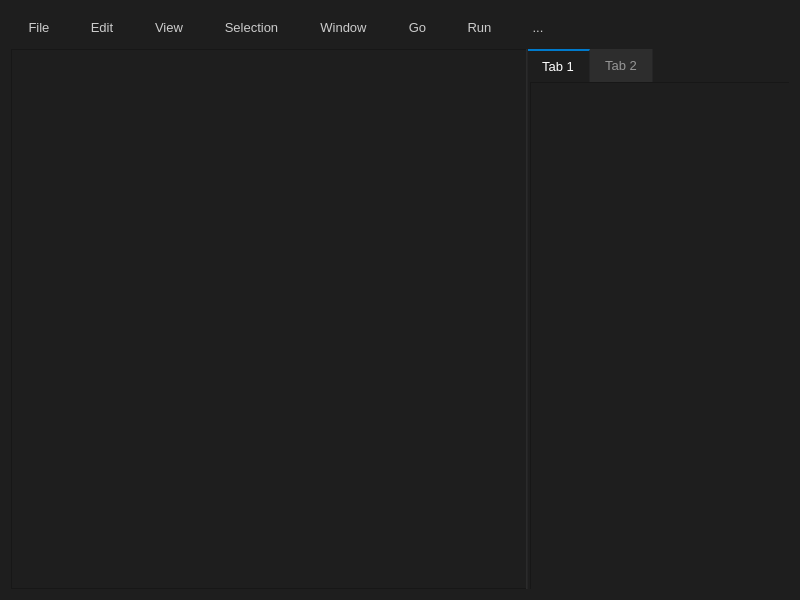
The window that Juan-Studio-Code/form.ui (JuanMontoya888/FP-Compilers-I-and-II) describes before a commit, drawn with Qt 5.
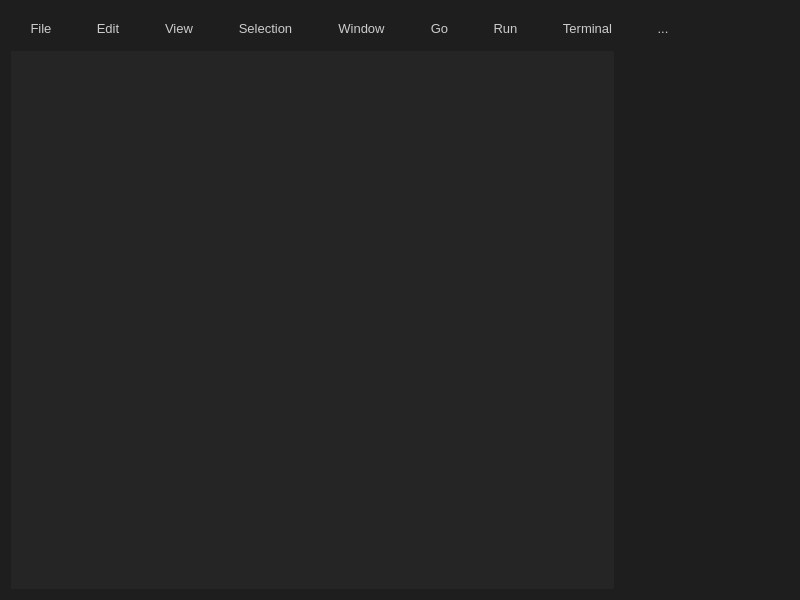
The same window after the commit.

Commit message: Terminal, shortcuts, code editor was added correctly

Diff of the .ui file:
```diff
--- a/Juan-Studio-Code/form.ui
+++ b/Juan-Studio-Code/form.ui
@@ -21,7 +21,7 @@
 QWidget {
     background-color: #1e1e1e;
     color: #cccccc;
-    font-family: &quot;Segoe UI&quot;, &quot;Consolas&quot;, sans-serif;
+    font-family: &quot;Segoe UI&quot;, &quot;San Francisco&quot;, sans-serif;
     font-size: 13px;
 }
 
@@ -30,56 +30,58 @@
     background-color: transparent;
     color: #cccccc;
     border: none;
-    padding: 5px 10px;
+    padding: 6px 12px;
     margin: 2px;
+    border-radius: 4px; /* Bordes redondeados sutiles */
 }
 
 QToolButton:hover {
     background-color: #3e3e42; /* Gris más claro al pasar el mouse */
-    border-radius: 4px;
     color: #ffffff;
 }
 
-/* --- ACTIVITY BAR (Extrema izquierda, si decides agregarla) --- */
-/* Asumiendo que le pones un objectName como 'activityBar' a su contenedor */
-#activityBar QToolButton {
-    padding: 10px;
-    margin: 0px;
-    border-radius: 0px;
-}
-#activityBar QToolButton:checked {
-    border-left: 2px solid #007acc; /* Línea azul de selección */
+/* Quita la flecha por defecto de los menús desplegables */
+QToolButton::menu-indicator {
+    image: none; 
 }
 
 /* --- SPLITTER (Divisor arrastrable) --- */
 QSplitter::handle {
     background-color: #1e1e1e;
+}
+/* Diferenciamos si arrastras vertical u horizontalmente */
+QSplitter::handle:horizontal {
     border-left: 1px solid #252526;
-    border-right: 1px solid #2b2b2b;
     width: 2px;
 }
+QSplitter::handle:vertical {
+    border-top: 1px solid #252526;
+    height: 2px;
+}
 QSplitter::handle:hover {
-    background-color: #007acc; /* Se ilumina de azul al intentar arrastrar */
+    background-color: #007acc; /* Azul VS Code al pasar el mouse */
 }
 
 /* --- BARRA LATERAL (Project Explorer) --- */
-QTreeWidget {
-    background-color: #252526;
+/* ¡CORREGIDO A QTreeView! */
+QTreeView {
+    background-color: #252526; /* Un tono ligeramente distinto al editor */
+    color: #cccccc;
     border: none;
-    padding-top: 5px;
-    outline: none; /* Quita el borde punteado al hacer clic */
+    outline: none; /* Quita el borde punteado horrible de Windows al hacer clic */
 }
 
-QTreeWidget::item {
+QTreeView::item {
     padding: 4px;
-    color: #cccccc;
+    border-radius: 3px;
 }
 
-QTreeWidget::item:hover {
+QTreeView::item:hover {
     background-color: #2a2d2e;
+    color: #ffffff;
 }
 
-QTreeWidget::item:selected {
+QTreeView::item:selected {
     background-color: #37373d;
     color: #ffffff;
 }
@@ -92,10 +94,10 @@
 
 QTabBar::tab {
     background-color: #2d2d2d;
-    color: #969696;
-    padding: 8px 15px;
+    color: #858585;
+    padding: 8px 20px;
     border: none;
-    border-right: 1px solid #252526;
+    border-right: 1px solid #1e1e1e; /* Separador entre pestañas */
 }
 
 QTabBar::tab:selected {
@@ -106,53 +108,54 @@
 
 QTabBar::tab:hover:!selected {
     background-color: #333333;
+    color: #cccccc;
 }
 
-/* --- EDITOR DE TEXTO --- */
+/* --- EDITOR DE CÓDIGO --- */
 QPlainTextEdit {
     background-color: #1e1e1e;
     color: #d4d4d4;
     font-family: &quot;Consolas&quot;, &quot;Courier New&quot;, monospace;
     font-size: 14px;
     border: none;
-    padding: 10px;
-    selection-background-color: #264f78; /* Color de selección de texto típico de VS Code */
+    padding: 5px;
+    selection-background-color: #264f78; /* Color azul transparente al seleccionar texto */
 }
 
-/* --- SCROLLBARS --- */
+/* --- SCROLLBARS NIVEL DIOS --- */
 QScrollBar:vertical, QScrollBar:horizontal {
     border: none;
-    background: #1e1e1e;
-    width: 14px;
-    height: 14px;
+    background: transparent; /* Fondo invisible */
+    width: 12px;
+    height: 12px;
+    margin: 0px;
 }
 
 QScrollBar::handle:vertical, QScrollBar::handle:horizontal {
     background: #424242;
-    border-radius: 7px;
+    border-radius: 5px; /* Scrollbars redondeados */
     min-height: 20px;
     min-width: 20px;
-    margin: 2px;
+    margin: 2px; /* Margen para que floten y no toquen el borde */
 }
 
 QScrollBar::handle:vertical:hover, QScrollBar::handle:horizontal:hover {
-    background: #4f4f4f; /* Se aclara ligeramente al pasar el mouse */
+    background: #4f4f4f; 
 }
 
+/* Ocultamos las flechitas de los extremos (nadie las usa en un IDE moderno) */
 QScrollBar::add-line, QScrollBar::sub-line {
     background: none;
     border: none;
+    height: 0px;
+    width: 0px;
+}
+QScrollBar::add-page, QScrollBar::sub-page {
+    background: none;
 }</string>
   </property>
   <layout class="QGridLayout" name="gridLayout_2">
-   <item row="0" column="6">
-    <widget class="QToolButton" name="runButton">
-     <property name="text">
-      <string>Run</string>
-     </property>
-    </widget>
-   </item>
-   <item row="1" column="0" colspan="11">
+   <item row="1" column="0" colspan="12">
     <widget class="QSplitter" name="splitter">
      <property name="orientation">
       <enum>Qt::Orientation::Horizontal</enum>
@@ -167,51 +170,11 @@
      </widget>
      <widget class="QTabWidget" name="tabWidget">
       <property name="currentIndex">
-       <number>0</number>
+       <number>-1</number>
       </property>
-      <widget class="QWidget" name="tab">
-       <attribute name="title">
-        <string>Tab 1</string>
-       </attribute>
-       <widget class="QTextEdit" name="textEdit">
-        <property name="geometry">
-         <rect>
-          <x>3</x>
-          <y>0</y>
-          <width>16777215</width>
-          <height>16777215</height>
-         </rect>
-        </property>
-        <property name="sizePolicy">
-         <sizepolicy hsizetype="Maximum" vsizetype="Maximum">
-          <horstretch>0</horstretch>
-          <verstretch>0</verstretch>
-         </sizepolicy>
-        </property>
-       </widget>
-      </widget>
-      <widget class="QWidget" name="tab_2">
-       <attribute name="title">
-        <string>Tab 2</string>
-       </attribute>
-      </widget>
      </widget>
     </widget>
    </item>
-   <item row="0" column="5">
-    <widget class="QToolButton" name="goButton">
-     <property name="text">
-      <string>Go</string>
-     </property>
-    </widget>
-   </item>
-   <item row="0" column="2">
-    <widget class="QToolButton" name="viewButton">
-     <property name="text">
-      <string>View</string>
-     </property>
-    </widget>
-   </item>
    <item row="0" column="1">
     <widget class="QToolButton" name="editButton">
      <property name="text">
@@ -219,7 +182,28 @@
      </property>
     </widget>
    </item>
+   <item row="0" column="6">
+    <widget class="QToolButton" name="runButton">
+     <property name="text">
+      <string>Run</string>
+     </property>
+    </widget>
+   </item>
    <item row="0" column="7">
+    <widget class="QToolButton" name="terminalButton">
+     <property name="text">
+      <string>Terminal</string>
+     </property>
+    </widget>
+   </item>
+   <item row="0" column="5">
+    <widget class="QToolButton" name="goButton">
+     <property name="text">
+      <string>Go</string>
+     </property>
+    </widget>
+   </item>
+   <item row="0" column="8">
     <widget class="QToolButton" name="toolsButton">
      <property name="text">
       <string>...</string>
@@ -233,10 +217,10 @@
      </property>
     </widget>
    </item>
-   <item row="0" column="4">
-    <widget class="QToolButton" name="toolButton">
+   <item row="0" column="2">
+    <widget class="QToolButton" name="viewButton">
      <property name="text">
-      <string>Window</string>
+      <string>View</string>
      </property>
     </widget>
    </item>
@@ -247,6 +231,13 @@
      </property>
     </widget>
    </item>
+   <item row="0" column="4">
+    <widget class="QToolButton" name="toolButton">
+     <property name="text">
+      <string>Window</string>
+     </property>
+    </widget>
+   </item>
   </layout>
  </widget>
  <resources/>
```
The commit also changes 8 other files.
